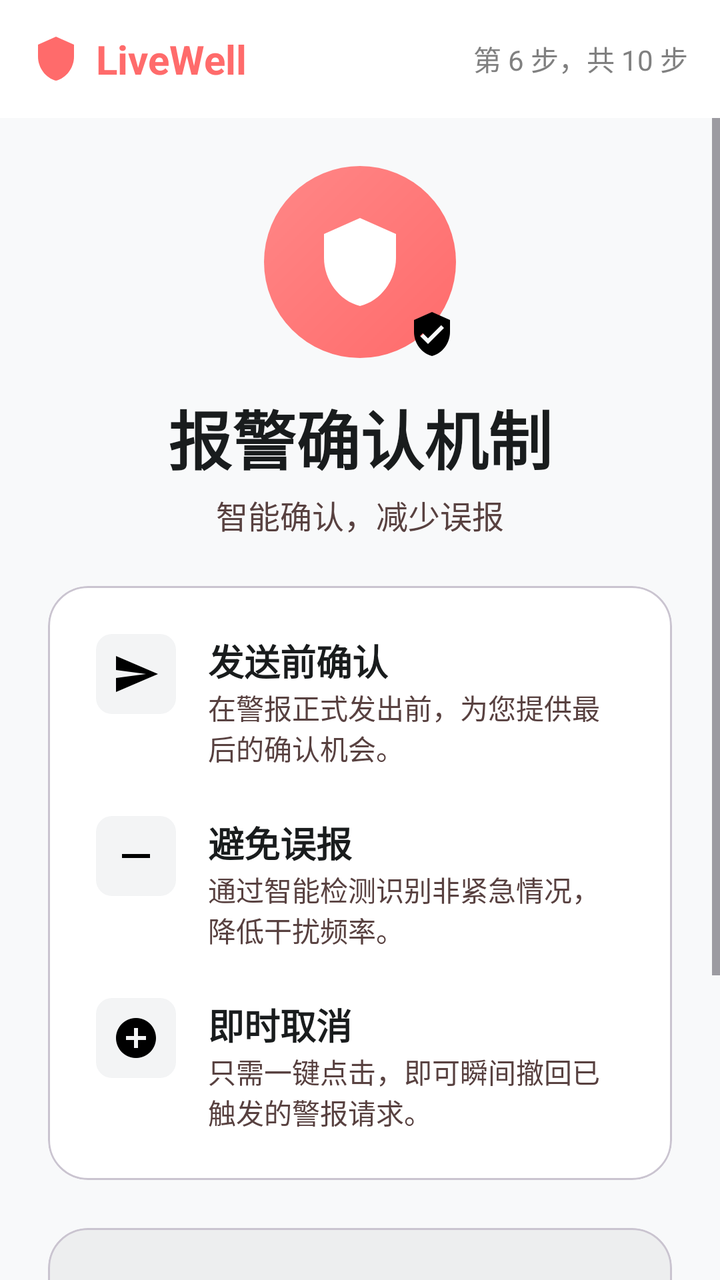
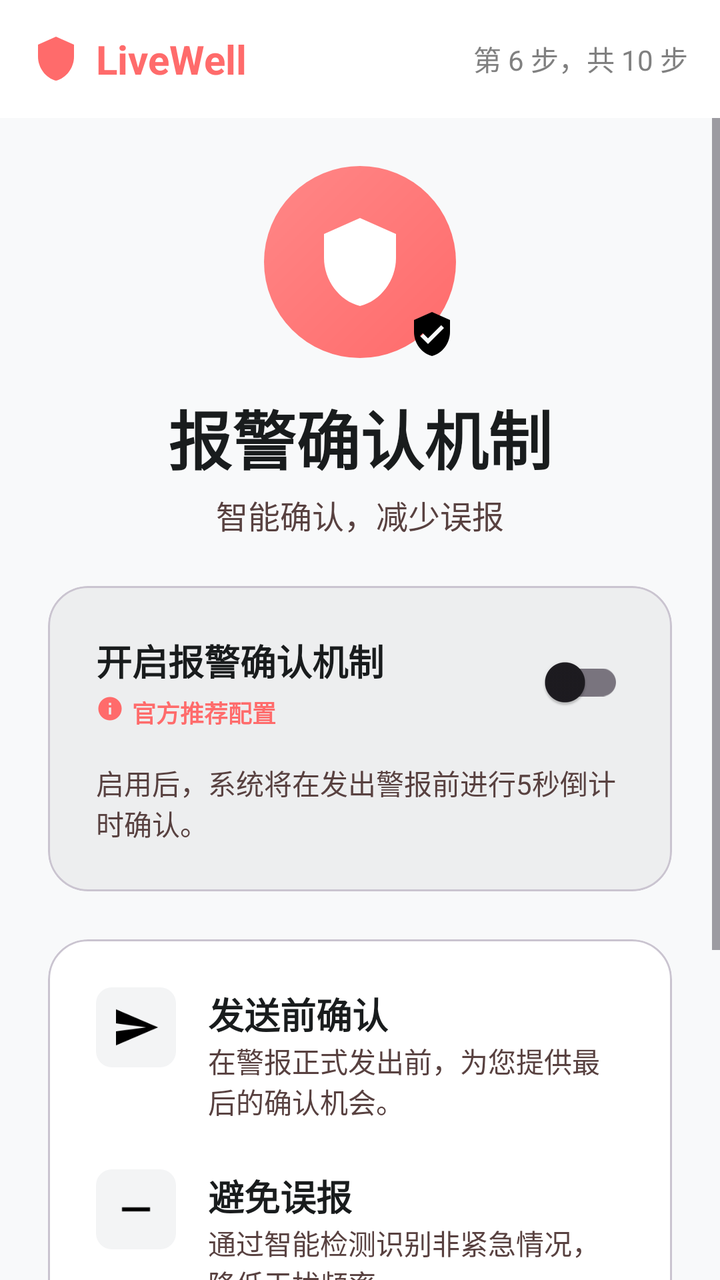

Compare the two renders of this Android layout. The source of the first and the diff that turns it into the second are given below.
<!-- AndroidManifest.xml: application theme Theme.LiveWell -->
<!-- res/layout/fragment_guide_confirm.xml -->
<?xml version="1.0" encoding="utf-8"?>
<LinearLayout xmlns:android="http://schemas.android.com/apk/res/android"
    xmlns:app="http://schemas.android.com/apk/res-auto"
    android:layout_width="match_parent"
    android:layout_height="match_parent"
    android:orientation="vertical"
    android:background="#F8F9FA">

    
    <RelativeLayout
        android:layout_width="match_parent"
        android:layout_height="wrap_content"
        android:padding="16dp"
        android:background="#FFFFFF">

        <LinearLayout
            android:layout_width="wrap_content"
            android:layout_height="wrap_content"
            android:orientation="horizontal"
            android:gravity="center_vertical">
            
            <ImageView
                android:layout_width="24dp"
                android:layout_height="24dp"
                android:src="@drawable/ic_shield_logo"
                android:tint="#ff6b6b"/>

            <TextView
                android:layout_width="wrap_content"
                android:layout_height="wrap_content"
                android:text="LiveWell"
                android:textStyle="bold"
                android:textSize="20sp"
                android:textColor="#ff6b6b"
                android:layout_marginStart="8dp"/>
        </LinearLayout>

        <TextView
            android:id="@+id/tvStepIndicator"
            android:layout_width="wrap_content"
            android:layout_height="wrap_content"
            android:layout_alignParentEnd="true"
            android:layout_centerVertical="true"
            android:text="第 6 步，共 10 步"
            android:textColor="#808080"
            android:textSize="14sp"/>
    </RelativeLayout>

    <ScrollView
        android:layout_width="match_parent"
        android:layout_height="0dp"
        android:layout_weight="1">

        <LinearLayout
            android:layout_width="match_parent"
            android:layout_height="wrap_content"
            android:orientation="vertical"
            android:paddingBottom="80dp">

            
            <LinearLayout
                android:layout_width="match_parent"
                android:layout_height="wrap_content"
                android:orientation="vertical"
                android:gravity="center"
                android:layout_marginTop="24dp">
                
                <FrameLayout
                    android:layout_width="96dp"
                    android:layout_height="96dp">
                    
                    <View
                        android:layout_width="match_parent"
                        android:layout_height="match_parent"
                        android:background="@drawable/circle_red_gradient" />
                    
                    <ImageView
                        android:layout_width="48dp"
                        android:layout_height="48dp"
                        android:layout_gravity="center"
                        android:src="@drawable/ic_shield"
                        app:tint="#FFFFFF" />
                    
                    <ImageView
                        android:layout_width="24dp"
                        android:layout_height="24dp"
                        android:layout_gravity="bottom|end"
                        android:src="@drawable/ic_verified" />
                </FrameLayout>

                <TextView
                    android:layout_width="wrap_content"
                    android:layout_height="wrap_content"
                    android:text="报警确认机制"
                    android:textColor="#191C1D"
                    android:textSize="32sp"
                    android:textStyle="bold"
                    android:layout_marginTop="16dp" />
                
                <TextView
                    android:layout_width="wrap_content"
                    android:layout_height="wrap_content"
                    android:text="智能确认，减少误报"
                    android:textColor="#584140"
                    android:textSize="16sp"
                    android:layout_marginTop="4dp" />
            </LinearLayout>

            
            <com.google.android.material.card.MaterialCardView
                android:layout_width="match_parent"
                android:layout_height="wrap_content"
                android:layout_margin="24dp"
                app:cardCornerRadius="20dp"
                app:cardElevation="0dp"
                app:cardBackgroundColor="#FFFFFF">
                
                <LinearLayout
                    android:layout_width="match_parent"
                    android:layout_height="wrap_content"
                    android:orientation="vertical"
                    android:padding="24dp">
                    
                    
                    <LinearLayout
                        android:layout_width="match_parent"
                        android:layout_height="wrap_content"
                        android:orientation="horizontal"
                        android:layout_marginBottom="24dp">
                        
                        <ImageView
                            android:layout_width="40dp"
                            android:layout_height="40dp"
                            android:src="@drawable/ic_send"
                            android:background="@drawable/rounded_bg_gray"
                            android:padding="8dp" />
                        
                        <LinearLayout
                            android:layout_width="match_parent"
                            android:layout_height="wrap_content"
                            android:orientation="vertical"
                            android:layout_marginStart="16dp">
                            
                            <TextView
                                android:layout_width="wrap_content"
                                android:layout_height="wrap_content"
                                android:text="发送前确认"
                                android:textColor="#191C1D"
                                android:textStyle="bold"
                                android:textSize="18sp" />
                            
                            <TextView
                                android:layout_width="wrap_content"
                                android:layout_height="wrap_content"
                                android:text="在警报正式发出前，为您提供最后的确认机会。"
                                android:textColor="#584140"
                                android:textSize="14sp" />
                        </LinearLayout>
                    </LinearLayout>

                    
                    <LinearLayout
                        android:layout_width="match_parent"
                        android:layout_height="wrap_content"
                        android:orientation="horizontal"
                        android:layout_marginBottom="24dp">
                        
                        <ImageView
                            android:layout_width="40dp"
                            android:layout_height="40dp"
                            android:src="@drawable/ic_minus"
                            android:background="@drawable/rounded_bg_gray"
                            android:padding="8dp" />
                        
                        <LinearLayout
                            android:layout_width="match_parent"
                            android:layout_height="wrap_content"
                            android:orientation="vertical"
                            android:layout_marginStart="16dp">
                            
                            <TextView
                                android:layout_width="wrap_content"
                                android:layout_height="wrap_content"
                                android:text="避免误报"
                                android:textColor="#191C1D"
                                android:textStyle="bold"
                                android:textSize="18sp" />
                            
                            <TextView
                                android:layout_width="wrap_content"
                                android:layout_height="wrap_content"
                                android:text="通过智能检测识别非紧急情况，降低干扰频率。"
                                android:textColor="#584140"
                                android:textSize="14sp" />
                        </LinearLayout>
                    </LinearLayout>

                    
                    <LinearLayout
                        android:layout_width="match_parent"
                        android:layout_height="wrap_content"
                        android:orientation="horizontal">
                        
                        <ImageView
                            android:layout_width="40dp"
                            android:layout_height="40dp"
                            android:src="@drawable/ic_cancel"
                            android:background="@drawable/rounded_bg_gray"
                            android:padding="8dp" />
                        
                        <LinearLayout
                            android:layout_width="match_parent"
                            android:layout_height="wrap_content"
                            android:orientation="vertical"
                            android:layout_marginStart="16dp">
                            
                            <TextView
                                android:layout_width="wrap_content"
                                android:layout_height="wrap_content"
                                android:text="即时取消"
                                android:textColor="#191C1D"
                                android:textStyle="bold"
                                android:textSize="18sp" />
                            
                            <TextView
                                android:layout_width="wrap_content"
                                android:layout_height="wrap_content"
                                android:text="只需一键点击，即可瞬间撤回已触发的警报请求。"
                                android:textColor="#584140"
                                android:textSize="14sp" />
                        </LinearLayout>
                    </LinearLayout>
                </LinearLayout>
            </com.google.android.material.card.MaterialCardView>

            
            <com.google.android.material.card.MaterialCardView
                android:layout_width="match_parent"
                android:layout_height="wrap_content"
                android:layout_marginHorizontal="24dp"
                app:cardCornerRadius="20dp"
                app:cardElevation="0dp"
                app:cardBackgroundColor="#EDEEEF">
                
                <LinearLayout
                    android:layout_width="match_parent"
                    android:layout_height="wrap_content"
                    android:orientation="vertical"
                    android:padding="24dp">
                    
                    <RelativeLayout
                        android:layout_width="match_parent"
                        android:layout_height="wrap_content">
                        
                        <LinearLayout
                            android:layout_width="wrap_content"
                            android:layout_height="wrap_content"
                            android:orientation="vertical">
                            
                            <TextView
                                android:layout_width="wrap_content"
                                android:layout_height="wrap_content"
                                android:text="开启报警确认机制"
                                android:textColor="#191C1D"
                                android:textStyle="bold"
                                android:textSize="18sp" />
                            
                            <LinearLayout
                                android:layout_width="wrap_content"
                                android:layout_height="wrap_content"
                                android:orientation="horizontal"
                                android:layout_marginTop="4dp">
                                
                                <ImageView
                                    android:layout_width="14dp"
                                    android:layout_height="14dp"
                                    android:src="@drawable/ic_recommend"
                                    app:tint="#ff6b6b" />
                                
                                <TextView
                                    android:layout_width="wrap_content"
                                    android:layout_height="wrap_content"
                                    android:text="官方推荐配置"
                                    android:textColor="#ff6b6b"
                                    android:textSize="12sp"
                                    android:textStyle="bold"
                                    android:layout_marginStart="4dp" />
                            </LinearLayout>
                        </LinearLayout>
                        
                        <com.google.android.material.switchmaterial.SwitchMaterial
                            android:id="@+id/switchConfirm"
                            android:layout_width="wrap_content"
                            android:layout_height="wrap_content"
                            android:layout_alignParentEnd="true" />
                    </RelativeLayout>

                    <TextView
                        android:layout_width="wrap_content"
                        android:layout_height="wrap_content"
                        android:text="启用后，系统将在发出警报前进行5秒倒计时确认。"
                        android:textColor="#584140"
                        android:textSize="14sp"
                        android:layout_marginTop="16dp"
                        android:fontStyle="italic" />
                </LinearLayout>
            </com.google.android.material.card.MaterialCardView>

        </LinearLayout>
    </ScrollView>

</LinearLayout>
<!-- resources referenced by this layout -->
<resources>
  <!-- drawable circle_red_gradient (drawable) -->
  <?xml version="1.0" encoding="utf-8"?>
  <shape xmlns:android="http://schemas.android.com/apk/res/android"
      android:shape="oval">
      <gradient
          android:startColor="#ff6b6b"
          android:endColor="#ff8787"
          android:angle="135" />
  </shape>
  <!-- drawable ic_cancel (drawable) -->
  <vector xmlns:android="http://schemas.android.com/apk/res/android"
      android:width="24dp"
      android:height="24dp"
      android:viewportWidth="24"
      android:viewportHeight="24">
      <path
          android:fillColor="#FF000000"
          android:pathData="M12,2C6.48,2 2,6.48 2,12s4.48,10 10,10 10,-4.48 10,-10S17.52,2 12,2zM17,13h-4v4h-2v-4L7,13v-2h4L11,7h2v4h4v2z"/>
  </vector>
  <!-- drawable ic_minus (drawable) -->
  <vector xmlns:android="http://schemas.android.com/apk/res/android"
      android:width="24dp"
      android:height="24dp"
      android:viewportWidth="24"
      android:viewportHeight="24">
      <path
          android:fillColor="#FF000000"
          android:pathData="M19,13H5v-2h14v2z"/>
  </vector>
  <!-- drawable ic_recommend (drawable) -->
  <vector xmlns:android="http://schemas.android.com/apk/res/android"
      android:width="24dp"
      android:height="24dp"
      android:viewportWidth="24"
      android:viewportHeight="24">
      <path
          android:fillColor="#FF000000"
          android:pathData="M12,2C6.48,2 2,6.48 2,12s4.48,10 10,10 10,-4.48 10,-10S17.52,2 12,2zM13,17h-2v-6h2v6zM13,9h-2L11,7h2v2z"/>
  </vector>
  <!-- drawable ic_send (drawable) -->
  <vector xmlns:android="http://schemas.android.com/apk/res/android"
      android:width="24dp"
      android:height="24dp"
      android:viewportWidth="24"
      android:viewportHeight="24">
      <path
          android:fillColor="#FF000000"
          android:pathData="M2.01,21L23,12 2.01,3 2,10l15,2 -15,2z"/>
  </vector>
  <!-- drawable ic_shield (drawable) -->
  <vector xmlns:android="http://schemas.android.com/apk/res/android"
      android:width="24dp"
      android:height="24dp"
      android:viewportWidth="24"
      android:viewportHeight="24">
      <path
          android:fillColor="#FF000000"
          android:pathData="M12,1L3,5v6c0,5.55 3.84,10.74 9,12 5.16,-1.26 9,-6.45 9,-12V5l-9,-4z"/>
  </vector>
  <!-- drawable ic_shield_logo (drawable) -->
  <vector xmlns:android="http://schemas.android.com/apk/res/android"
      android:width="24dp"
      android:height="24dp"
      android:viewportWidth="24"
      android:viewportHeight="24">
      <path
          android:fillColor="#FF000000"
          android:pathData="M12,1L3,5v6c0,5.55 3.84,10.74 9,12 5.16,-1.26 9,-6.45 9,-12V5l-9,-4z"/>
  </vector>
  <!-- drawable ic_verified (drawable) -->
  <vector xmlns:android="http://schemas.android.com/apk/res/android"
      android:width="24dp"
      android:height="24dp"
      android:viewportWidth="24"
      android:viewportHeight="24">
      <path
          android:fillColor="#FF000000"
          android:pathData="M12,1L3,5v6c0,5.55 3.84,10.74 9,12 5.16,-1.26 9,-6.45 9,-12V5l-9,-4zM10,17l-4,-4 1.41,-1.41L10,14.17l6.59,-6.59L18,9l-8,8z"/>
  </vector>
  <!-- drawable rounded_bg_gray (drawable) -->
  <?xml version="1.0" encoding="utf-8"?>
  <shape xmlns:android="http://schemas.android.com/apk/res/android"
      android:shape="rectangle">
      <solid android:color="#F3F4F5" />
      <corners android:radius="8dp" />
  </shape>
  <color name="primary">#FF6B6B</color>
  <color name="primary_dark">#FF5252</color>
  <color name="white">#FFFFFF</color>
  <color name="primary_light">#FFE5E5</color>
  <color name="background">#F4F5F6</color>
  <!-- unchanged entries left out for length: 1 -->
</resources>

<!-- the commit's change to res/layout/fragment_guide_confirm.xml (unified diff, before → after) -->
@@ -110,134 +110,8 @@
             <com.google.android.material.card.MaterialCardView
                 android:layout_width="match_parent"
                 android:layout_height="wrap_content"
-                android:layout_margin="24dp"
-                app:cardCornerRadius="20dp"
-                app:cardElevation="0dp"
-                app:cardBackgroundColor="#FFFFFF">
-                
-                <LinearLayout
-                    android:layout_width="match_parent"
-                    android:layout_height="wrap_content"
-                    android:orientation="vertical"
-                    android:padding="24dp">
-                    
-                    
-                    <LinearLayout
-                        android:layout_width="match_parent"
-                        android:layout_height="wrap_content"
-                        android:orientation="horizontal"
-                        android:layout_marginBottom="24dp">
-                        
-                        <ImageView
-                            android:layout_width="40dp"
-                            android:layout_height="40dp"
-                            android:src="@drawable/ic_send"
-                            android:background="@drawable/rounded_bg_gray"
-                            android:padding="8dp" />
-                        
-                        <LinearLayout
-                            android:layout_width="match_parent"
-                            android:layout_height="wrap_content"
-                            android:orientation="vertical"
-                            android:layout_marginStart="16dp">
-                            
-                            <TextView
-                                android:layout_width="wrap_content"
-                                android:layout_height="wrap_content"
-                                android:text="发送前确认"
-                                android:textColor="#191C1D"
-                                android:textStyle="bold"
-                                android:textSize="18sp" />
-                            
-                            <TextView
-                                android:layout_width="wrap_content"
-                                android:layout_height="wrap_content"
-                                android:text="在警报正式发出前，为您提供最后的确认机会。"
-                                android:textColor="#584140"
-                                android:textSize="14sp" />
-                        </LinearLayout>
-                    </LinearLayout>
-
-                    
-                    <LinearLayout
-                        android:layout_width="match_parent"
-                        android:layout_height="wrap_content"
-                        android:orientation="horizontal"
-                        android:layout_marginBottom="24dp">
-                        
-                        <ImageView
-                            android:layout_width="40dp"
-                            android:layout_height="40dp"
-                            android:src="@drawable/ic_minus"
-                            android:background="@drawable/rounded_bg_gray"
-                            android:padding="8dp" />
-                        
-                        <LinearLayout
-                            android:layout_width="match_parent"
-                            android:layout_height="wrap_content"
-                            android:orientation="vertical"
-                            android:layout_marginStart="16dp">
-                            
-                            <TextView
-                                android:layout_width="wrap_content"
-                                android:layout_height="wrap_content"
-                                android:text="避免误报"
-                                android:textColor="#191C1D"
-                                android:textStyle="bold"
-                                android:textSize="18sp" />
-                            
-                            <TextView
-                                android:layout_width="wrap_content"
-                                android:layout_height="wrap_content"
-                                android:text="通过智能检测识别非紧急情况，降低干扰频率。"
-                                android:textColor="#584140"
-                                android:textSize="14sp" />
-                        </LinearLayout>
-                    </LinearLayout>
-
-                    
-                    <LinearLayout
-                        android:layout_width="match_parent"
-                        android:layout_height="wrap_content"
-                        android:orientation="horizontal">
-                        
-                        <ImageView
-                            android:layout_width="40dp"
-                            android:layout_height="40dp"
-                            android:src="@drawable/ic_cancel"
-                            android:background="@drawable/rounded_bg_gray"
-                            android:padding="8dp" />
-                        
-                        <LinearLayout
-                            android:layout_width="match_parent"
-                            android:layout_height="wrap_content"
-                            android:orientation="vertical"
-                            android:layout_marginStart="16dp">
-                            
-                            <TextView
-                                android:layout_width="wrap_content"
-                                android:layout_height="wrap_content"
-                                android:text="即时取消"
-                                android:textColor="#191C1D"
-                                android:textStyle="bold"
-                                android:textSize="18sp" />
-                            
-                            <TextView
-                                android:layout_width="wrap_content"
-                                android:layout_height="wrap_content"
-                                android:text="只需一键点击，即可瞬间撤回已触发的警报请求。"
-                                android:textColor="#584140"
-                                android:textSize="14sp" />
-                        </LinearLayout>
-                    </LinearLayout>
-                </LinearLayout>
-            </com.google.android.material.card.MaterialCardView>
-
-            
-            <com.google.android.material.card.MaterialCardView
-                android:layout_width="match_parent"
-                android:layout_height="wrap_content"
                 android:layout_marginHorizontal="24dp"
+                android:layout_marginTop="24dp"
                 app:cardCornerRadius="20dp"
                 app:cardElevation="0dp"
                 app:cardBackgroundColor="#EDEEEF">
@@ -306,6 +180,133 @@
                 </LinearLayout>
             </com.google.android.material.card.MaterialCardView>
 
+            
+            <com.google.android.material.card.MaterialCardView
+                android:layout_width="match_parent"
+                android:layout_height="wrap_content"
+                android:layout_margin="24dp"
+                app:cardCornerRadius="20dp"
+                app:cardElevation="0dp"
+                app:cardBackgroundColor="#FFFFFF">
+                
+                <LinearLayout
+                    android:layout_width="match_parent"
+                    android:layout_height="wrap_content"
+                    android:orientation="vertical"
+                    android:padding="24dp">
+                    
+                    
+                    <LinearLayout
+                        android:layout_width="match_parent"
+                        android:layout_height="wrap_content"
+                        android:orientation="horizontal"
+                        android:layout_marginBottom="24dp">
+                        
+                        <ImageView
+                            android:layout_width="40dp"
+                            android:layout_height="40dp"
+                            android:src="@drawable/ic_send"
+                            android:background="@drawable/rounded_bg_gray"
+                            android:padding="8dp" />
+                        
+                        <LinearLayout
+                            android:layout_width="match_parent"
+                            android:layout_height="wrap_content"
+                            android:orientation="vertical"
+                            android:layout_marginStart="16dp">
+                            
+                            <TextView
+                                android:layout_width="wrap_content"
+                                android:layout_height="wrap_content"
+                                android:text="发送前确认"
+                                android:textColor="#191C1D"
+                                android:textStyle="bold"
+                                android:textSize="18sp" />
+                            
+                            <TextView
+                                android:layout_width="wrap_content"
+                                android:layout_height="wrap_content"
+                                android:text="在警报正式发出前，为您提供最后的确认机会。"
+                                android:textColor="#584140"
+                                android:textSize="14sp" />
+                        </LinearLayout>
+                    </LinearLayout>
+
+                    
+                    <LinearLayout
+                        android:layout_width="match_parent"
+                        android:layout_height="wrap_content"
+                        android:orientation="horizontal"
+                        android:layout_marginBottom="24dp">
+                        
+                        <ImageView
+                            android:layout_width="40dp"
+                            android:layout_height="40dp"
+                            android:src="@drawable/ic_minus"
+                            android:background="@drawable/rounded_bg_gray"
+                            android:padding="8dp" />
+                        
+                        <LinearLayout
+                            android:layout_width="match_parent"
+                            android:layout_height="wrap_content"
+                            android:orientation="vertical"
+                            android:layout_marginStart="16dp">
+                            
+                            <TextView
+                                android:layout_width="wrap_content"
+                                android:layout_height="wrap_content"
+                                android:text="避免误报"
+                                android:textColor="#191C1D"
+                                android:textStyle="bold"
+                                android:textSize="18sp" />
+                            
+                            <TextView
+                                android:layout_width="wrap_content"
+                                android:layout_height="wrap_content"
+                                android:text="通过智能检测识别非紧急情况，降低干扰频率。"
+                                android:textColor="#584140"
+                                android:textSize="14sp" />
+                        </LinearLayout>
+                    </LinearLayout>
+
+                    
+                    <LinearLayout
+                        android:layout_width="match_parent"
+                        android:layout_height="wrap_content"
+                        android:orientation="horizontal">
+                        
+                        <ImageView
+                            android:layout_width="40dp"
+                            android:layout_height="40dp"
+                            android:src="@drawable/ic_cancel"
+                            android:background="@drawable/rounded_bg_gray"
+                            android:padding="8dp" />
+                        
+                        <LinearLayout
+                            android:layout_width="match_parent"
+                            android:layout_height="wrap_content"
+                            android:orientation="vertical"
+                            android:layout_marginStart="16dp">
+                            
+                            <TextView
+                                android:layout_width="wrap_content"
+                                android:layout_height="wrap_content"
+                                android:text="即时取消"
+                                android:textColor="#191C1D"
+                                android:textStyle="bold"
+                                android:textSize="18sp" />
+                            
+                            <TextView
+                                android:layout_width="wrap_content"
+                                android:layout_height="wrap_content"
+                                android:text="只需一键点击，即可瞬间撤回已触发的警报请求。"
+                                android:textColor="#584140"
+                                android:textSize="14sp" />
+                        </LinearLayout>
+                    </LinearLayout>
+                </LinearLayout>
+            </com.google.android.material.card.MaterialCardView>
+
         </LinearLayout>
     </ScrollView>
 
